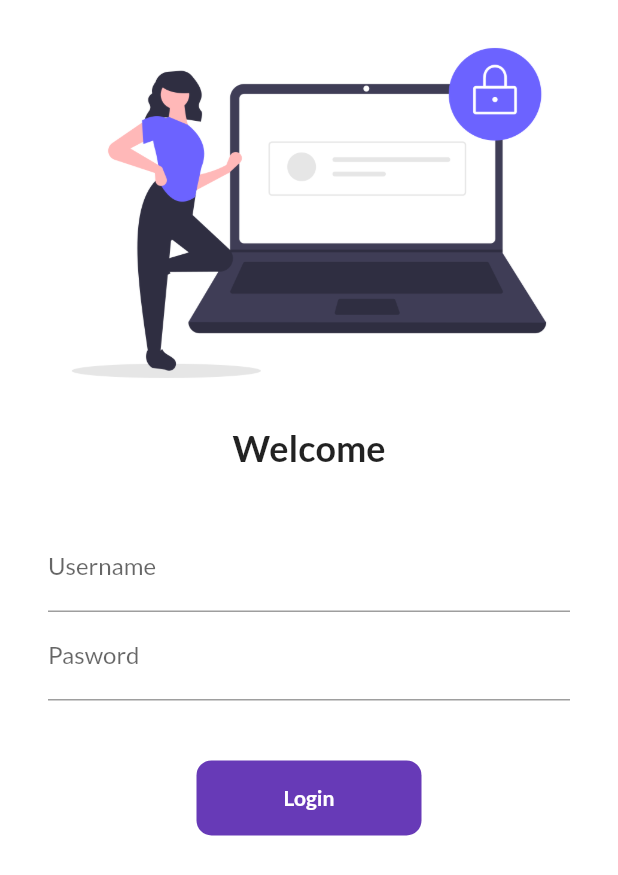
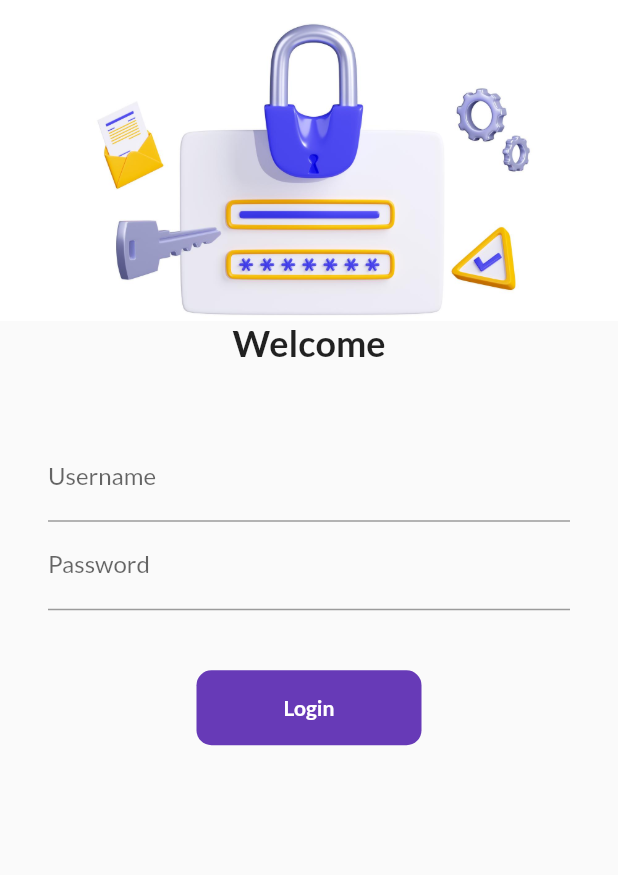
Before and after one commit to Sikandar897/Food_App_UI, a Flutter app: the screen it shows after launch, on a phone screen of 412 x 824 dp. Shown: the top 875 px of the screen. Run offline on Flutter 3.47's test engine with Material 2 defaults, Android fonts, the phone set to English and light mode, and no system bars; our stand-ins replace google_fonts.

Commit message:
validation and login form ready

```diff
--- a/lib/pages/login_page.dart
+++ b/lib/pages/login_page.dart
@@ -1,9 +1,8 @@
 import 'package:flutter/material.dart';
 import 'package:flutter_application_1/Utility/routes.dart';
 
-// ignore: must_be_immutable
 class LoginPage extends StatefulWidget {
-  const LoginPage({super.key});
+  const LoginPage({Key? key}) : super(key: key);
 
   @override
   State<LoginPage> createState() => _LoginPageState();
@@ -11,61 +10,86 @@ class LoginPage extends StatefulWidget {
 
 class _LoginPageState extends State<LoginPage> {
   bool changeButton = false;
+  final _formKey = GlobalKey<FormState>();
+
+  void moveToHome(BuildContext context) async {
+    if (_formKey.currentState?.validate() ?? false) {
+      setState(() {
+        changeButton = true;
+      });
+      await Future.delayed(const Duration(seconds: 1));
+      // ignore: use_build_context_synchronously
+      await Navigator.pushNamed(context, MyRoutes.homeRoute);
+      setState(() {
+        changeButton = false;
+      });
+    }
+  }
 
   @override
   Widget build(BuildContext context) {
-    return Material(
-        color: Colors.white,
-        child: SingleChildScrollView(
+    return Scaffold(
+      body: SingleChildScrollView(
+        child: Form(
+          key: _formKey,
           child: Column(
             children: [
-              Image.asset(
-                "asset/images/login_image.png",
-                fit: BoxFit.cover,
-              ),
+              Image.asset("asset/images/login_img.png", fit: BoxFit.cover),
               const Text(
                 "Welcome",
                 style: TextStyle(fontSize: 24, fontWeight: FontWeight.bold),
               ),
               const SizedBox(
-                height: 20.0,
+                height: 30.0,
               ),
               Padding(
                 padding: const EdgeInsets.symmetric(
-                    vertical: 16.0, horizontal: 32.0),
+                  vertical: 16.0,
+                  horizontal: 32.0,
+                ),
                 child: Column(
                   children: [
                     TextFormField(
                       decoration: const InputDecoration(
-                          hintText: "Enter user name", labelText: "Username"),
+                        hintText: "Enter username",
+                        labelText: "Username",
+                      ),
+                      validator: (value) {
+                        if (value == null || value.isEmpty) {
+                          return "Username is required";
+                        }
+                        return null;
+                      },
                     ),
                     TextFormField(
                       obscureText: true,
                       decoration: const InputDecoration(
-                          hintText: "Enter password", labelText: "Pasword"),
+                        hintText: "Enter password",
+                        labelText: "Password",
+                      ),
+                      validator: (value) {
+                        if (value == null || value.isEmpty) {
+                          return "Password can't be empty";
+                        } else if (value.length < 6) {
+                          return "Password should be at least 6 characters";
+                        }
+                        return null;
+                      },
                     ),
                     const SizedBox(
                       height: 40.0,
                     ),
-
-                    InkWell(
-                      onTap: () async {
-                        setState(() {
-                          changeButton = true;
-                        });
-                        await Future.delayed(const Duration(seconds: 1));
-                        // ignore: use_build_context_synchronously
-                        Navigator.pushNamed(context, MyRoutes.homeRoute);
-                      },
+                    Material(
+                      color: Colors.deepPurple,
+                      borderRadius:
+                          BorderRadius.circular(changeButton ? 50 : 10),
+                      child: InkWell(
+                        onTap: () => moveToHome(context),
                         child: AnimatedContainer(
                           duration: const Duration(seconds: 1),
                           width: changeButton ? 50 : 150,
                           height: 50,
                           alignment: Alignment.center,
-                        decoration: BoxDecoration(
-                            color: Colors.deepPurple,
-                            borderRadius:
-                                BorderRadius.circular(changeButton ? 50 : 10)),
                           child: changeButton
                               ? const Icon(
                                   Icons.done,
@@ -80,18 +104,14 @@ class _LoginPageState extends State<LoginPage> {
                                 ),
                         ),
                       ),
-
-                    // ElevatedButton(
-                    //   child: const Text("Login"),
-                    //   onPressed: () {
-                    //     Navigator.pushNamed(context, MyRoutes.homeRoute);
-                    //   },
-                    // )
+                    ),
                   ],
                 ),
-              )
+              ),
             ],
           ),
-        ));
+        ),
+      ),
+    );
   }
 }
```
Also changed, not shown: asset/images/login_ig.png (added), asset/images/login_image.png (deleted), asset/images/login_img.png (added), 38 other files. Lines whose indentation alone changed are shown as unchanged.
